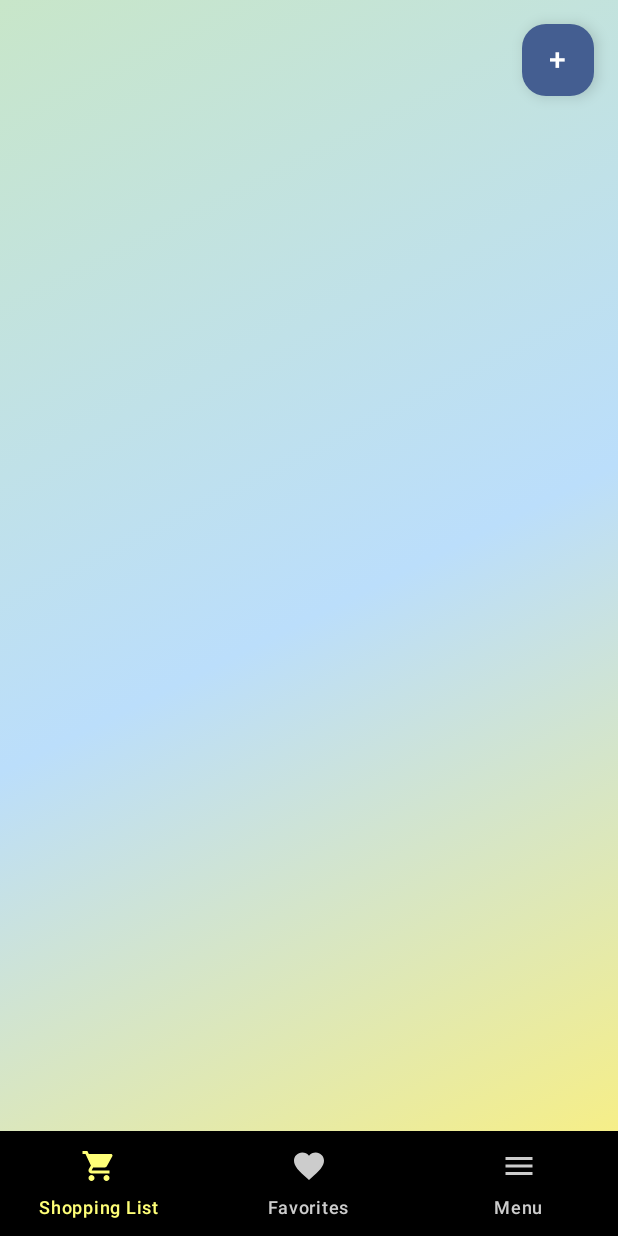
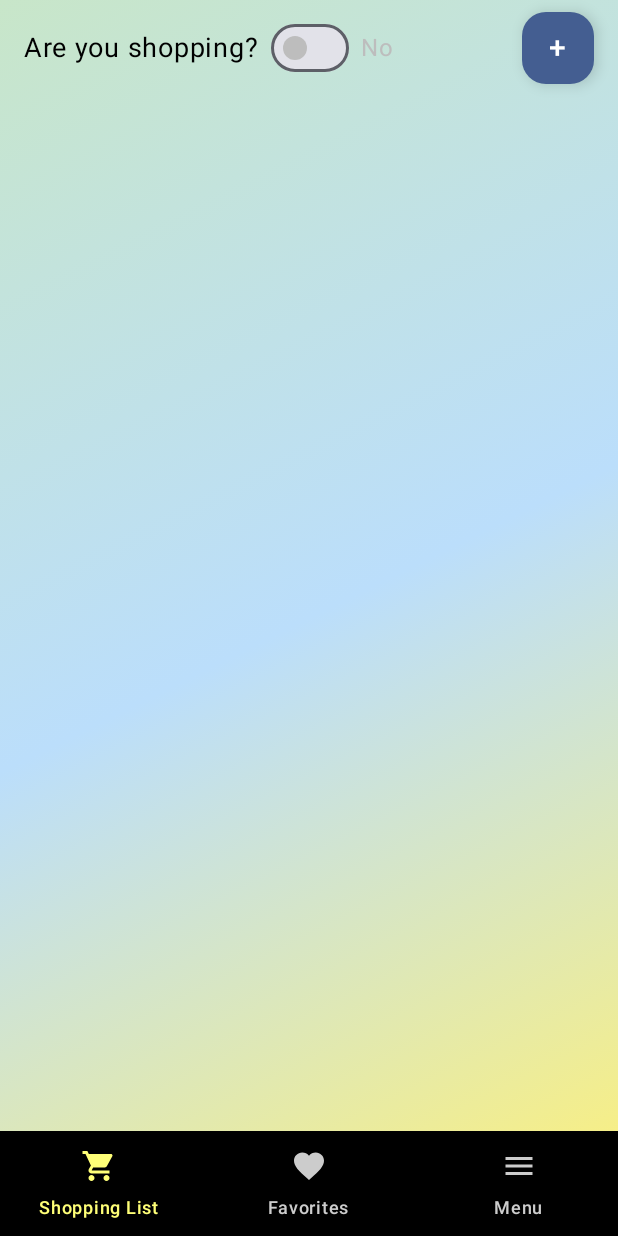
Before and after one commit to Luisgiliberti/FoodShopping-App, an Android app built with Jetpack Compose: the screen it shows after launch once a user with an empty profile is signed in (ShoppingListActivity), on a phone screen of 412 x 824 dp. Run offline under Robolectric (Android 15) with nearby library versions, the phone set to English and light mode, and no system bars; our stand-ins replace Firebase (no records; nobody signed in at launch, a user with empty details on screens opened directly).

Commit message:
Homepage
The Homepage display a switch button for the user to show if they are shopping or not and a list of friends that are shopping right now

```diff
--- a/app/src/main/java/com/example/foodshopping/ShoppingListActivity.kt
+++ b/app/src/main/java/com/example/foodshopping/ShoppingListActivity.kt
@@ -27,22 +27,26 @@ class ShoppingListActivity : ComponentActivity() {
     private val userId = auth.currentUser?.uid
     private val userEmail = auth.currentUser?.email
 
-    private var ownedShoppingLists by mutableStateOf<List<ShoppingList>>(emptyList())
-    private var sharedShoppingLists by mutableStateOf<List<ShoppingList>>(emptyList())
+    private var shoppingLists by mutableStateOf<List<ShoppingList>>(emptyList()) // Combined lists
     private var friendsList by mutableStateOf<List<String>>(emptyList())
-
-    private val shoppingLists: List<ShoppingList>
-        get() = ownedShoppingLists + sharedShoppingLists
+    private var isShopping by mutableStateOf(false)
+    private var friendsShopping by mutableStateOf<List<String>>(emptyList())
 
     override fun onCreate(savedInstanceState: Bundle?) {
         super.onCreate(savedInstanceState)
         fetchShoppingLists()
+        fetchShoppingStatus()
 
         setContent {
             FoodShoppingTheme {
                 ShoppingListView(
                     shoppingLists = shoppingLists,
                     friendsList = friendsList,
+                    friendsShopping = friendsShopping,
+                    isShopping = isShopping,
+                    onShoppingStatusChange = { newStatus ->
+                        updateShoppingStatus(newStatus)
+                    },
                     onAddShoppingList = { name, sharedFriends ->
                         addShoppingList(name, sharedFriends)
                     },
@@ -63,25 +67,50 @@ class ShoppingListActivity : ComponentActivity() {
         }
     }
 
-    private fun fetchShoppingLists() {
+    private fun fetchShoppingStatus() {
         userId?.let { uid ->
             db.collection("User").document(uid).get()
                 .addOnSuccessListener { doc ->
+                    isShopping = doc.getBoolean("shopping_status") ?: false
+                }
+                .addOnFailureListener { e ->
+                    Log.e("ShoppingListActivity", "Error fetching shopping status: $e")
+                }
+        }
+    }
+
+    private fun updateShoppingStatus(newStatus: Boolean) {
+        userId?.let { uid ->
+            db.collection("User").document(uid).update("shopping_status", newStatus)
+                .addOnSuccessListener {
+                    isShopping = newStatus
+                    fetchFriendsShoppingStatus()
+                }
+                .addOnFailureListener { e ->
+                    Log.e("ShoppingListActivity", "Error updating shopping status: $e")
+                }
+        }
+    }
+
+    private fun fetchShoppingLists() {
+        userId?.let { uid ->
+            val tempShoppingLists = mutableListOf<ShoppingList>()
+
+            // Fetch user's friends list
+            db.collection("User").document(uid).get()
+                .addOnSuccessListener { doc ->
                     friendsList = (doc.get("friends_list") as? List<String>) ?: emptyList()
+                    fetchFriendsShoppingStatus()
                 }
                 .addOnFailureListener { e ->
                     Log.e("ShoppingListActivity", "Error fetching friends list: $e")
                 }
 
+            // Fetch owned shopping lists
             db.collection("ShoppingList")
                 .whereEqualTo("created_by", uid)
-                .addSnapshotListener { snapshots, e ->
-                    if (e != null) {
-                        Log.e("ShoppingListActivity", "Error fetching owned shopping lists: $e")
-                        return@addSnapshotListener
-                    }
-
-                    val tempOwned = mutableListOf<ShoppingList>()
+                .get()
+                .addOnSuccessListener { snapshots ->
                     snapshots?.documents?.forEach { doc ->
                         val sharedWith = (doc.get("shared_with") as? List<String>) ?: emptyList()
                         val list = ShoppingList(
@@ -92,30 +121,18 @@ class ShoppingListActivity : ComponentActivity() {
                             sharedWith = sharedWith,
                             isOwned = true
                         )
-                        tempOwned.add(list)
-                    }
-                    ownedShoppingLists = tempOwned
-                    Log.d("ShoppingListActivity", "Owned lists updated: $ownedShoppingLists")
+                        tempShoppingLists.add(list)
                     }
 
+                    // Fetch shared shopping lists
                     db.collection("ShoppingList")
                         .whereArrayContains("shared_with", userEmail ?: "")
-                .addSnapshotListener { snapshots, e ->
-                    if (e != null) {
-                        Log.e("ShoppingListActivity", "Error fetching shared shopping lists: $e")
-                        return@addSnapshotListener
-                    }
-
-                    if (snapshots == null) return@addSnapshotListener
-
-                    val tempShared = mutableListOf<ShoppingList>()
-                    val tasks = mutableListOf<com.google.android.gms.tasks.Task<*>?>()
-
-                    snapshots.documents.forEach { doc ->
+                        .get()
+                        .addOnSuccessListener { sharedSnapshots ->
+                            sharedSnapshots?.documents?.forEach { doc ->
                                 val createdBy = doc.getString("created_by") ?: ""
                                 val sharedWith = (doc.get("shared_with") as? List<String>) ?: emptyList()
-
-                        val task = db.collection("User").document(createdBy).get()
+                                db.collection("User").document(createdBy).get()
                                     .addOnSuccessListener { creatorDoc ->
                                         val username = creatorDoc.getString("username") ?: "Unknown"
                                         val list = ShoppingList(
@@ -126,20 +143,39 @@ class ShoppingListActivity : ComponentActivity() {
                                             sharedWith = sharedWith,
                                             isOwned = false
                                         )
-                                tempShared.add(list)
-                                sharedShoppingLists = tempShared
-                                Log.d("ShoppingListActivity", "Shared lists updated: $sharedShoppingLists")
+                                        tempShoppingLists.add(list)
+                                        shoppingLists = tempShoppingLists // Update the combined list
                                     }
-                            .addOnFailureListener { ex ->
-                                Log.e("ShoppingListActivity", "Error fetching creator's username: $ex")
                             }
-                        tasks.add(task)
+                        }
+                        .addOnFailureListener { e ->
+                            Log.e("ShoppingListActivity", "Error fetching shared shopping lists: $e")
+                        }
+                }
+                .addOnFailureListener { e ->
+                    Log.e("ShoppingListActivity", "Error fetching owned shopping lists: $e")
+                }
+        }
     }
 
-                    if (snapshots.documents.isEmpty()) {
-                        sharedShoppingLists = emptyList()
-                        Log.d("ShoppingListActivity", "No shared shopping lists found.")
+    private fun fetchFriendsShoppingStatus() {
+        val shoppingFriends = mutableListOf<String>()
+        friendsList.forEach { friendEmail ->
+            db.collection("User")
+                .whereEqualTo("email", friendEmail)
+                .get()
+                .addOnSuccessListener { documents ->
+                    for (doc in documents) {
+                        val isShopping = doc.getBoolean("shopping_status") ?: false
+                        val username = doc.getString("username") ?: "Unknown"
+                        if (isShopping) {
+                            shoppingFriends.add(username)
                         }
+                    }
+                    friendsShopping = shoppingFriends
+                }
+                .addOnFailureListener { e ->
+                    Log.e("ShoppingListActivity", "Error fetching friend's shopping status: $e")
                 }
         }
     }
@@ -153,43 +189,19 @@ class ShoppingListActivity : ComponentActivity() {
             )
 
             db.collection("ShoppingList").add(shoppingListData)
-                .addOnSuccessListener { documentReference ->
-                    Log.d("ShoppingListActivity", "Shopping list added with ID: ${documentReference.id}")
-                }
-                .addOnFailureListener { e ->
-                    Log.e("ShoppingListActivity", "Error adding shopping list: $e")
-                }
         }
     }
 
     private fun renameShoppingList(listId: String, newName: String) {
         db.collection("ShoppingList").document(listId).update("name", newName)
-            .addOnSuccessListener {
-                Log.d("ShoppingListActivity", "Shopping list renamed to $newName")
-            }
-            .addOnFailureListener { e ->
-                Log.e("ShoppingListActivity", "Error renaming shopping list: $e")
-            }
     }
 
     private fun deleteShoppingList(listId: String) {
         db.collection("ShoppingList").document(listId).delete()
-            .addOnSuccessListener {
-                Log.d("ShoppingListActivity", "Shopping list deleted")
-            }
-            .addOnFailureListener { e ->
-                Log.e("ShoppingListActivity", "Error deleting shopping list: $e")
-            }
     }
 
     private fun updateSharedUsers(listId: String, updatedUsers: List<String>) {
         db.collection("ShoppingList").document(listId).update("shared_with", updatedUsers)
-            .addOnSuccessListener {
-                Log.d("ShoppingListActivity", "Shared users updated")
-            }
-            .addOnFailureListener { e ->
-                Log.e("ShoppingListActivity", "Error updating shared users: $e")
-            }
     }
 
     private fun navigateToShopListProductsActivity(context: Context, shoppingListId: String) {
--- a/app/src/main/java/com/example/foodshopping/ShoppingListView.kt
+++ b/app/src/main/java/com/example/foodshopping/ShoppingListView.kt
@@ -5,6 +5,7 @@ import androidx.compose.foundation.clickable
 import androidx.compose.foundation.layout.*
 import androidx.compose.foundation.lazy.LazyColumn
 import androidx.compose.foundation.lazy.items
+import androidx.compose.foundation.shape.CircleShape
 import androidx.compose.material.icons.Icons
 import androidx.compose.material.icons.filled.MoreVert
 import androidx.compose.material3.*
@@ -18,8 +19,11 @@ import androidx.compose.ui.unit.sp
 
 @Composable
 fun ShoppingListView(
-    shoppingLists: List<ShoppingList>,
+    shoppingLists: List<ShoppingList>, // Combined list of owned and shared shopping lists
     friendsList: List<String>,
+    friendsShopping: List<String>, // Friends currently shopping
+    isShopping: Boolean,
+    onShoppingStatusChange: (Boolean) -> Unit,
     onAddShoppingList: (String, List<String>) -> Unit,
     onRenameShoppingList: (String, String) -> Unit,
     onDeleteShoppingList: (String) -> Unit,
@@ -48,12 +52,37 @@ fun ShoppingListView(
                 .fillMaxSize()
                 .padding(bottom = 56.dp)
         ) {
-            Box(
+            // Top Bar with Switch and Add Button
+            Row(
                 modifier = Modifier
                     .fillMaxWidth()
-                    .padding(16.dp),
-                contentAlignment = Alignment.TopEnd
+                    .padding(horizontal = 16.dp, vertical = 8.dp),
+                verticalAlignment = Alignment.CenterVertically,
+                horizontalArrangement = Arrangement.SpaceBetween
             ) {
+                Row(verticalAlignment = Alignment.CenterVertically) {
+                    Text(
+                        text = "Are you shopping?",
+                        fontSize = 18.sp,
+                        color = Color.Black
+                    )
+                    Spacer(modifier = Modifier.width(8.dp))
+                    Switch(
+                        checked = isShopping,
+                        onCheckedChange = onShoppingStatusChange,
+                        colors = SwitchDefaults.colors(
+                            checkedThumbColor = Color(0xFF4CAF50),
+                            uncheckedThumbColor = Color(0xFFBDBDBD)
+                        )
+                    )
+                    Spacer(modifier = Modifier.width(8.dp))
+                    Text(
+                        text = if (isShopping) "Yes" else "No",
+                        fontSize = 16.sp,
+                        color = if (isShopping) Color(0xFF4CAF50) else Color(0xFFBDBDBD)
+                    )
+                }
+
                 FloatingActionButton(
                     onClick = { showDialog = true },
                     containerColor = Color(0xFF445E91),
@@ -64,6 +93,7 @@ fun ShoppingListView(
                 }
             }
 
+            // Combined List of Shopping Lists
             LazyColumn(
                 modifier = Modifier
                     .fillMaxWidth()
@@ -113,6 +143,42 @@ fun ShoppingListView(
                         }
                     }
                 )
+            }
+
+            // Friends Shopping Right Now Section
+            if (friendsShopping.isNotEmpty()) {
+                Column(
+                    modifier = Modifier
+                        .fillMaxWidth()
+                        .padding(horizontal = 16.dp)
+                ) {
+                    Text(
+                        text = "Friends Shopping Right Now:",
+                        fontSize = 18.sp,
+                        color = Color.Black,
+                        modifier = Modifier.padding(vertical = 8.dp)
+                    )
+                    friendsShopping.forEach { friend ->
+                        Row(
+                            verticalAlignment = Alignment.CenterVertically,
+                            modifier = Modifier
+                                .fillMaxWidth()
+                                .padding(vertical = 4.dp)
+                        ) {
+                            Text(
+                                text = friend,
+                                fontSize = 16.sp,
+                                color = Color.Black
+                            )
+                            Spacer(modifier = Modifier.width(8.dp))
+                            Box(
+                                modifier = Modifier
+                                    .size(12.dp)
+                                    .background(color = Color(0xFF4CAF50), shape = CircleShape)
+                            )
+                        }
+                    }
+                }
             }
         }
 
--- a/app/src/main/java/com/example/foodshopping/TO_DO.txt
+++ b/app/src/main/java/com/example/foodshopping/TO_DO.txt
@@ -1,6 +1,6 @@
 TO DO:
 1) Fix delete user - deletes EVERYTHING about that user
    - Friends and Shopping lists and delete from shared_with Shopping lists -
-2) Radio button if a User is Shopping Notify their friends and display on the HomePage
-3) In settings - Allow the user to turn on or off notifications
-   - Add/Removed/Bought Products and Users Shopping -
+2) In settings - Allow the user to turn on or off notifications
+   - Add/Removed/Bought Products and Users Shopping Status-
+3) Improve the Analytics
```
Lines whose indentation alone changed are shown as unchanged.
